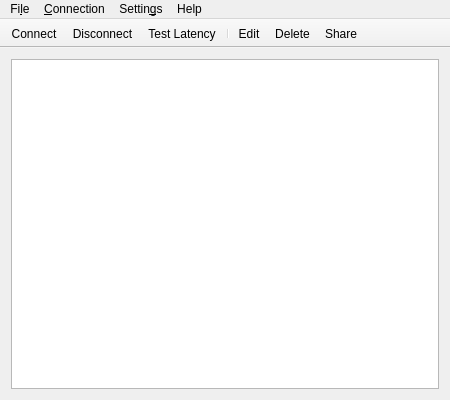
Qt form src/mainwindow.ui (shadowsocks/shadowsocks-qt5) before a commit.
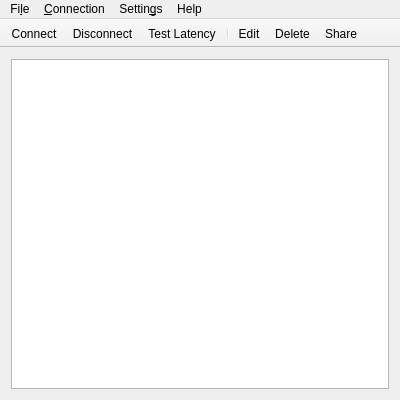
The same form after that commit. Icons and pictures are not drawn.

Patch:
```diff
--- a/src/mainwindow.ui
+++ b/src/mainwindow.ui
@@ -6,7 +6,7 @@
    <rect>
     <x>0</x>
     <y>0</y>
-    <width>450</width>
+    <width>400</width>
     <height>400</height>
    </rect>
   </property>
@@ -84,7 +84,7 @@
     <rect>
      <x>0</x>
      <y>0</y>
-     <width>450</width>
+     <width>400</width>
      <height>29</height>
     </rect>
    </property>
```
Left out of the diff: 18 changed lines with no effect on the pictures.
